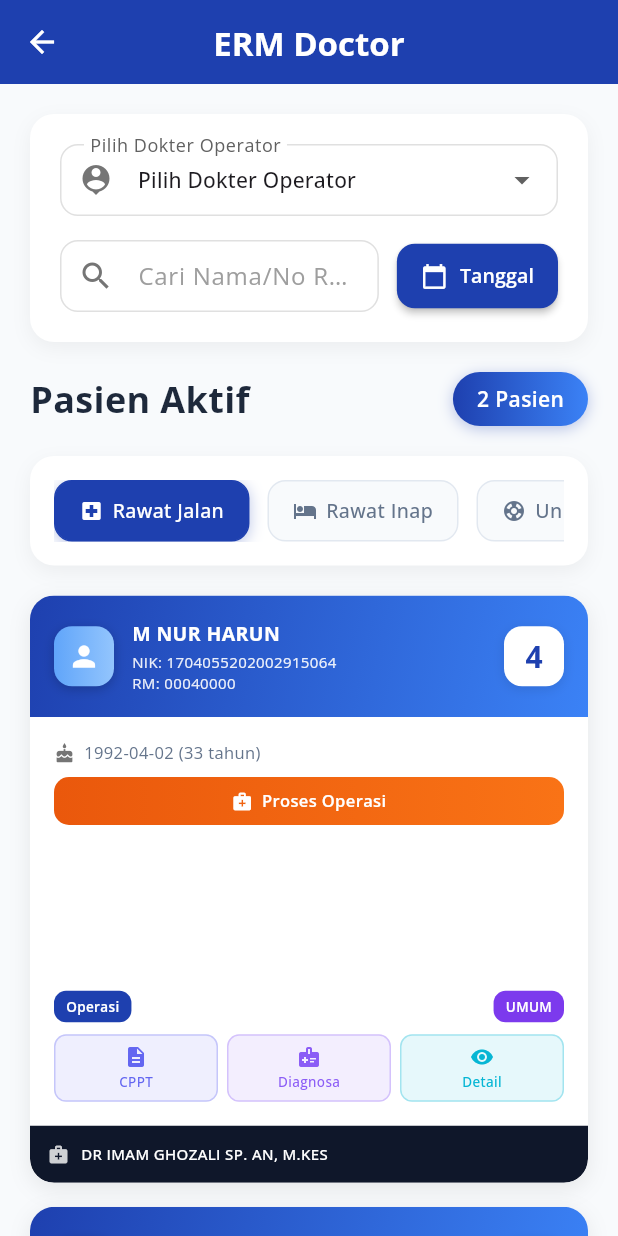
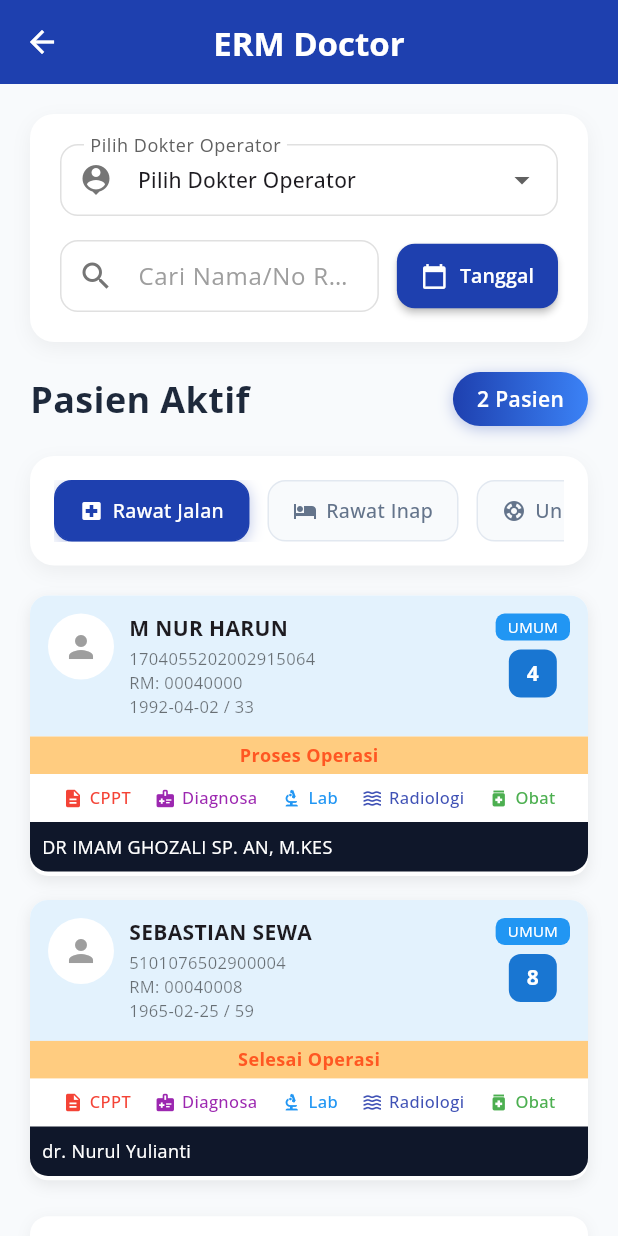
Before and after one commit to Kafabi0/inocare, a Flutter app: the ErmDoctorPage screen opened directly, after a tap on "Pasien Aktif", after a tap on "Rawat Jalan", on a phone screen of 412 x 824 dp. Run offline on Flutter 3.47's test engine with Material 3 defaults, Android fonts, the phone set to English and light mode, and no system bars; our stand-ins replace fl_chart, flutter_local_notifications, font_awesome_flutter, google_fonts, material_design_icons_flutter, open_file and 5 more; missing offline and left inert: excel, external_path, mobile_scanner.

Commit message:
update erm doctor//pasien

```diff
--- a/lib/screens/ermdoctor_screen.dart
+++ b/lib/screens/ermdoctor_screen.dart
@@ -173,7 +173,7 @@ class _ErmDoctorPageState extends State<ErmDoctorPage> {
           ),
           contentPadding: EdgeInsets.zero,
           content: Container(
-            width: 320,
+            width: 220, //harusnya 320
             decoration: BoxDecoration(
               borderRadius: BorderRadius.circular(16),
               color: Colors.white,
@@ -380,8 +380,8 @@ class _ErmDoctorPageState extends State<ErmDoctorPage> {
   double getChildAspectRatio(double width) {
     if (width > 1200) return 1.1;
     if (width > 800) return 1.05;
-    if (width > 600) return 1.0;
-    return 0.95;
+    if (width > 600) return 1.2;
+    return 1.99;
   }
 
   Future<void> _selectDate(BuildContext context) async {
@@ -1218,7 +1218,7 @@ class _ErmDoctorPageState extends State<ErmDoctorPage> {
                                       const Text(
                                         "Hal. 1 dari 3",
                                         style: TextStyle(
-                                          fontSize: 13,
+                                          fontSize: 10,
                                           color: Color(0xFF64748B),
                                         ),
                                       ),
@@ -1352,330 +1352,206 @@ class EnhancedPatientCard extends StatelessWidget {
 
   @override
    Widget build(BuildContext context) {
-    return GestureDetector( // Wrap with GestureDetector
-      onTap: onTap, // Add onTap callback
+    return GestureDetector(
+      onTap: onTap,
       child: Container(
-        decoration: BoxDecoration(
-          color: Colors.white,
-          borderRadius: BorderRadius.circular(16),
+        // margin: const EdgeInsets.symmetric(vertical: 6, horizontal: 8),
+        decoration: BoxDecoration(
+          color: Colors.white,
+          borderRadius: BorderRadius.circular(12),
           boxShadow: [
             BoxShadow(
               color: Colors.black.withOpacity(0.08),
-              blurRadius: 12,
-              offset: const Offset(0, 4),
-            ),
-          ],
-        ),
-        child: ClipRRect(
-          borderRadius: BorderRadius.circular(16),
+              blurRadius: 8,
+              offset: const Offset(0, 3),
+            ),
+          ],
+        ),
         child: Column(
           children: [
-              Container(
-                padding: const EdgeInsets.all(16),
-                decoration: BoxDecoration(
-                  gradient: LinearGradient(
-                    begin: Alignment.topLeft,
-                    end: Alignment.bottomRight,
-                    colors: [const Color(0xFF1E40AF), const Color(0xFF3B82F6)],
+            // HEADER
+            Container(
+              padding: const EdgeInsets.all(12),
+              decoration: const BoxDecoration(
+                color: Color(0xFFE3F2FD),
+                borderRadius: BorderRadius.only(
+                  topLeft: Radius.circular(12),
+                  topRight: Radius.circular(12),
                 ),
               ),
               child: Row(
-                  children: [
-                    Container(
-                      width: isCompact ? 40 : 45,
-                      height: isCompact ? 40 : 45,
-                      decoration: BoxDecoration(
-                        gradient: const LinearGradient(
-                          colors: [Color(0xFF60A5FA), Color(0xFF93C5FD)],
-                        ),
-                        borderRadius: BorderRadius.circular(12),
-                        boxShadow: [
-                          BoxShadow(
-                            color: Colors.black.withOpacity(0.2),
-                            blurRadius: 6,
-                            offset: const Offset(0, 2),
-                          ),
-                        ],
-                      ),
-                      child: const Icon(
-                        Icons.person,
-                        color: Colors.white,
-                        size: 22,
-                      ),
-                    ),
-                    const SizedBox(width: 12),
+                crossAxisAlignment: CrossAxisAlignment.start,
+                children: [
+                  const CircleAvatar(
+                    radius: 22,
+                    backgroundColor: Colors.white,
+                    child: Icon(Icons.person, color: Colors.grey),
+                  ),
+                  const SizedBox(width: 10),
                   Expanded(
                     child: Column(
                       crossAxisAlignment: CrossAxisAlignment.start,
                       children: [
                         Text(
                           data["name"],
-                            style: TextStyle(
+                          style: const TextStyle(
                             fontWeight: FontWeight.bold,
-                              fontSize: isCompact ? 13 : 15,
-                              color: Colors.white,
+                            fontSize: 14,
                           ),
                           overflow: TextOverflow.ellipsis,
                         ),
                         const SizedBox(height: 2),
                         Text(
-                            "NIK: ${data["nik"]}",
-                            style: TextStyle(
-                              color: Colors.white.withOpacity(0.9),
-                              fontSize: isCompact ? 10 : 11,
-                            ),
-                            overflow: TextOverflow.ellipsis,
+                          "${data["nik"]}",
+                          style: const TextStyle(fontSize: 11, color: Colors.black54),
                         ),
                         Text(
                           "RM: ${data["reg"]}",
-                            style: TextStyle(
-                              color: Colors.white.withOpacity(0.9),
-                              fontSize: isCompact ? 10 : 11,
-                            ),
-                          ),
-                        ],
-                      ),
-                    ),
-                    Container(
-                      width: isCompact ? 40 : 45,
-                      height: isCompact ? 40 : 45,
-                      decoration: BoxDecoration(
-                        color: Colors.white,
-                        borderRadius: BorderRadius.circular(12),
-                        boxShadow: [
-                          BoxShadow(
-                            color: Colors.black.withOpacity(0.1),
-                            blurRadius: 6,
-                            offset: const Offset(0, 2),
-                          ),
-                        ],
-                      ),
-                      child: Center(
+                          style: const TextStyle(fontSize: 11, color: Colors.black54),
+                        ),
+                        Text(
+                          "${data["dob"]} / ${data["age"]}",
+                          style: const TextStyle(fontSize: 11, color: Colors.black54),
+                        ),
+                      ],
+                    ),
+                  ),
+                  Column(
+                    children: [
+                      Container(
+                        padding: const EdgeInsets.symmetric(horizontal: 8, vertical: 2),
+                        decoration: BoxDecoration(
+                          color: Colors.blue,
+                          borderRadius: BorderRadius.circular(6),
+                        ),
+                        child: const Text(
+                          "UMUM",
+                          style: TextStyle(fontSize: 10, color: Colors.white),
+                        ),
+                      ),
+                      const SizedBox(height: 6),
+                      Container(
+                        width: 32,
+                        height: 32,
+                        alignment: Alignment.center,
+                        decoration: BoxDecoration(
+                          color: Colors.blue.shade700,
+                          borderRadius: BorderRadius.circular(8),
+                        ),
                         child: Text(
                           "${data["queue"]}",
-                          style: TextStyle(
-                            fontSize: isCompact ? 20 : 24,
+                          style: const TextStyle(
                             fontWeight: FontWeight.bold,
-                            color: const Color(0xFF1E40AF),
-                          ),
-                        ),
-                      ),
-                    ),
-                  ],
-                ),
-              ),
-              Expanded(
-                child: Padding(
-                  padding: const EdgeInsets.all(16),
-                  child: Column(
-                    crossAxisAlignment: CrossAxisAlignment.start,
-                    children: [
-                      Row(
-                        children: [
-                          Icon(Icons.cake, size: 14, color: Colors.grey[600]),
-                          const SizedBox(width: 6),
-                          Expanded(
+                            fontSize: 14,
+                            color: Colors.white,
+                          ),
+                        ),
+                      ),
+                    ],
+                  ),
+                ],
+              ),
+            ),
+
+            // STATUS OPERASI
+            Container(
+              width: double.infinity,
+              padding: const EdgeInsets.symmetric(vertical: 4),
+              color: Colors.orange.shade200,
+              alignment: Alignment.center,
               child: Text(
-                              "${data["dob"]} (${data["age"]} tahun)",
-                              style: TextStyle(
-                                color: const Color(0xFF64748B),
-                                fontSize: isCompact ? 11 : 12,
-                              ),
-                              overflow: TextOverflow.ellipsis,
-                            ),
-                          ),
-                        ],
-                      ),
-                      const SizedBox(height: 8),
+                data["operation"],
+                style: const TextStyle(
+                  fontSize: 12,
+                  fontWeight: FontWeight.bold,
+                  color: Colors.deepOrange,
+                ),
+              ),
+            ),
+
+            // MENU ICONS
+            Padding(
+              padding: const EdgeInsets.all(8.0),
+              child: Wrap(
+                alignment: WrapAlignment.center,
+                spacing: 16,
+                runSpacing: 8,
+                children: [
+                  _buildMiniMenu("CPPT", Icons.description, Colors.red),
+                  _buildMiniMenu("Diagnosa", Icons.medical_information, Colors.purple),
+                  _buildMiniMenu("Lab", Icons.biotech, Colors.blue),
+                  _buildMiniMenu("Radiologi", Icons.waves, Colors.indigo),
+                  _buildMiniMenu("Obat", Icons.medication, Colors.green),
+                ],
+              ),
+            ),
+
+            // DOCTOR INFO
             Container(
               width: double.infinity,
-                        padding: const EdgeInsets.symmetric(
-                          vertical: 8,
-                          horizontal: 12,
-                        ),
-                        decoration: BoxDecoration(
-                          gradient: LinearGradient(
-                            colors:
-                                data["operation"] == "Proses Operasi"
-                                    ? [
-                                      const Color(0xFFEA580C),
-                                      const Color(0xFFF97316),
-                                    ]
-                                    : [
-                                      const Color(0xFF059669),
-                                      const Color(0xFF10B981),
-                                    ],
-                          ),
-                          borderRadius: BorderRadius.circular(10),
-                        ),
-                        child: Row(
-                          mainAxisAlignment: MainAxisAlignment.center,
-                          children: [
-                            Icon(
-                              data["operation"] == "Proses Operasi"
-                                  ? Icons.medical_services
-                                  : Icons.check_circle,
-                              size: 14,
-                              color: Colors.white,
-                            ),
-                            const SizedBox(width: 6),
-                            Text(
-                              data["operation"],
-                              style: TextStyle(
-                                color: Colors.white,
-                                fontSize: isCompact ? 11 : 12,
-                                fontWeight: FontWeight.w600,
-                              ),
-                            ),
-                          ],
-                        ),
-                      ),
-                      const Spacer(),
-                      Row(
-                        mainAxisAlignment: MainAxisAlignment.spaceBetween,
-                        children: [
-                          Container(
-                            padding: const EdgeInsets.symmetric(
-                              horizontal: 8,
-                              vertical: 4,
-                            ),
-                            decoration: BoxDecoration(
-                              color:
-                                  data["tag"] == "Operasi"
-                                      ? const Color(0xFF1E40AF)
-                                      : const Color(0xFF059669),
-                              borderRadius: BorderRadius.circular(8),
-                            ),
-                            child: Text(
-                              data["tag"],
-                              style: TextStyle(
-                                color: Colors.white,
-                                fontSize: isCompact ? 9 : 10,
-                                fontWeight: FontWeight.w600,
-                              ),
-                            ),
-                          ),
-                          Container(
-                            padding: const EdgeInsets.symmetric(
-                              horizontal: 8,
-                              vertical: 4,
-                            ),
-                            decoration: BoxDecoration(
-                              color:
-                                  data["status"] == "bpjs"
-                                      ? const Color(0xFF059669)
-                                      : const Color(0xFF7C3AED),
-                              borderRadius: BorderRadius.circular(8),
-                            ),
-                            child: Text(
-                              data["status"].toUpperCase(),
-                              style: TextStyle(
-                                color: Colors.white,
-                                fontSize: isCompact ? 9 : 10,
-                                fontWeight: FontWeight.w600,
-                              ),
-                            ),
-                          ),
-                        ],
-                      ),
-                      const SizedBox(height: 8),
-                      Row(
-                        children: [
-                          Expanded(
-                            child: _buildActionButton(
-                              "CPPT",
-                              Icons.description,
-                              const Color(0xFF6366F1),
-                            ),
-                          ),
-                          const SizedBox(width: 6),
-                          Expanded(
-                            child: _buildActionButton(
-                              "Diagnosa",
-                              Icons.medical_information,
-                              const Color(0xFF8B5CF6),
-                            ),
-                          ),
-                          const SizedBox(width: 6),
-                          Expanded(
-                            child: _buildActionButton(
-                              "Detail",
-                              Icons.visibility,
-                              const Color(0xFF06B6D4),
-                            ),
-                          ),
-                        ],
-                      ),
-                    ],
-                  ),
-                ),
-              ),
-              Container(
-                width: double.infinity,
-                padding: const EdgeInsets.all(12),
+              padding: const EdgeInsets.all(8),
               decoration: const BoxDecoration(
                 color: Color(0xFF0F172A),
                 borderRadius: BorderRadius.only(
-                    bottomLeft: Radius.circular(16),
-                    bottomRight: Radius.circular(16),
-                  ),
-                ),
-                child: Row(
-                  children: [
-                    Icon(
-                      Icons.medical_services,
-                      size: 14,
-                      color: Colors.white.withOpacity(0.8),
-                    ),
-                    const SizedBox(width: 8),
-                    Expanded(
+                  bottomLeft: Radius.circular(12),
+                  bottomRight: Radius.circular(12),
+                ),
+              ),
               child: Text(
                 data["doctor"],
-                        style: TextStyle(
-                          fontSize: isCompact ? 10 : 11,
-                          color: Colors.white,
-                          fontWeight: FontWeight.w500,
+                style: const TextStyle(
+                  color: Colors.white,
+                  fontSize: 12,
                 ),
                 overflow: TextOverflow.ellipsis,
-                        maxLines: 1,
-                      ),
-                    ),
-                  ],
-                ),
-              ),
-            ],
-          ),
-        ),
-      ),
-    );
-  }
-
-  Widget _buildActionButton(String label, IconData icon, Color color) {
-    return InkWell(
-      onTap: () {},
-      borderRadius: BorderRadius.circular(8),
-      child: Container(
-        padding: const EdgeInsets.symmetric(vertical: 6),
-        decoration: BoxDecoration(
-          color: color.withOpacity(0.1),
-          borderRadius: BorderRadius.circular(8),
-          border: Border.all(color: color.withOpacity(0.3)),
-        ),
-        child: Column(
-          children: [
-            Icon(icon, size: 16, color: color),
-            const SizedBox(height: 2),
+              ),
+            ),
+          ],
+        ),
+      ),
+    );
+  }
+
+//   Widget _buildActionButton(String label, IconData icon, Color color) {
+//     return InkWell(
+//       onTap: () {},
+//       borderRadius: BorderRadius.circular(8),
+//       child: Container(
+//         padding: const EdgeInsets.symmetric(vertical: 6),
+//         decoration: BoxDecoration(
+//           color: color.withOpacity(0.1),
+//           borderRadius: BorderRadius.circular(8),
+//           border: Border.all(color: color.withOpacity(0.3)),
+//         ),
+//         child: Column(
+//           children: [
+//             Icon(icon, size: 16, color: color),
+//             const SizedBox(height: 2),
+//             Text(
+//               label,
+//               style: TextStyle(
+//                 fontSize: 9,
+//                 fontWeight: FontWeight.w500,
+//                 color: color,
+//               ),
+//             ),
+//           ],
+//         ),
+//       ),
+//     );
+//   }
+// }
+ Widget _buildMiniMenu(String text, IconData icon, Color color) {
+    return Row(
+      mainAxisSize: MainAxisSize.min,
+      children: [
+        Icon(icon, size: 14, color: color),
+        const SizedBox(width: 4),
         Text(
-              label,
-              style: TextStyle(
-                fontSize: 9,
-                fontWeight: FontWeight.w500,
-                color: color,
-              ),
-            ),
-          ],
-        ),
-      ),
-    );
-  }
-}
+          text,
+          style: TextStyle(fontSize: 11, color: color, fontWeight: FontWeight.w500),
+        ),
+      ],
+    );
+  }
+}
```
Lines whose indentation alone changed are shown as unchanged.
